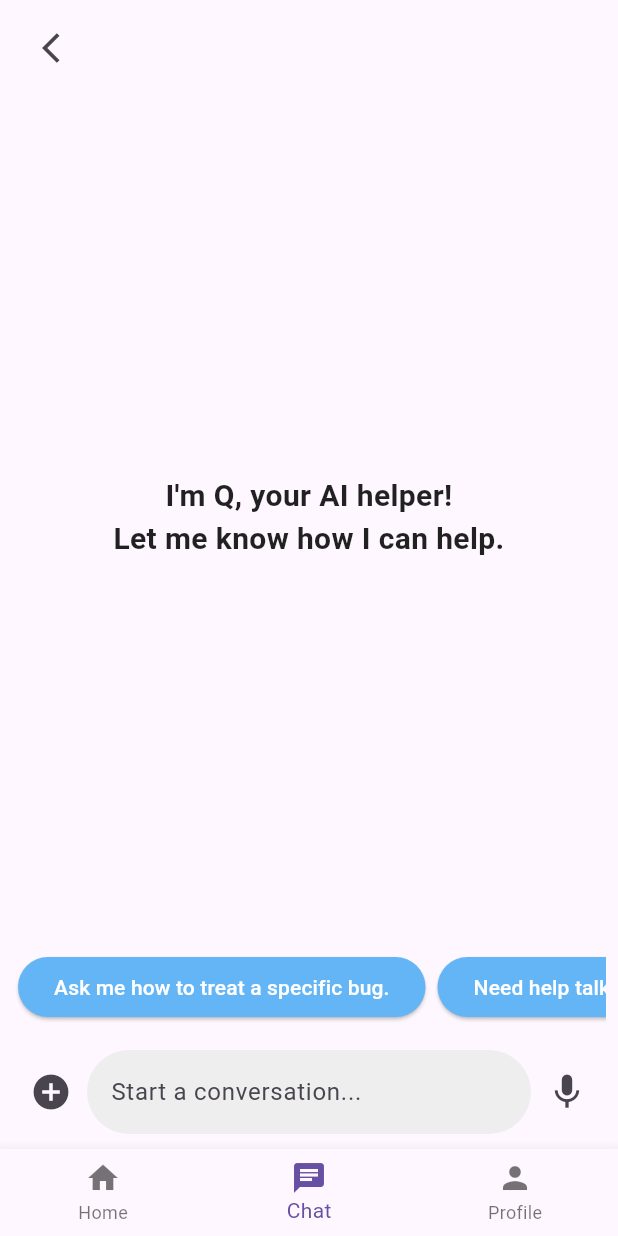
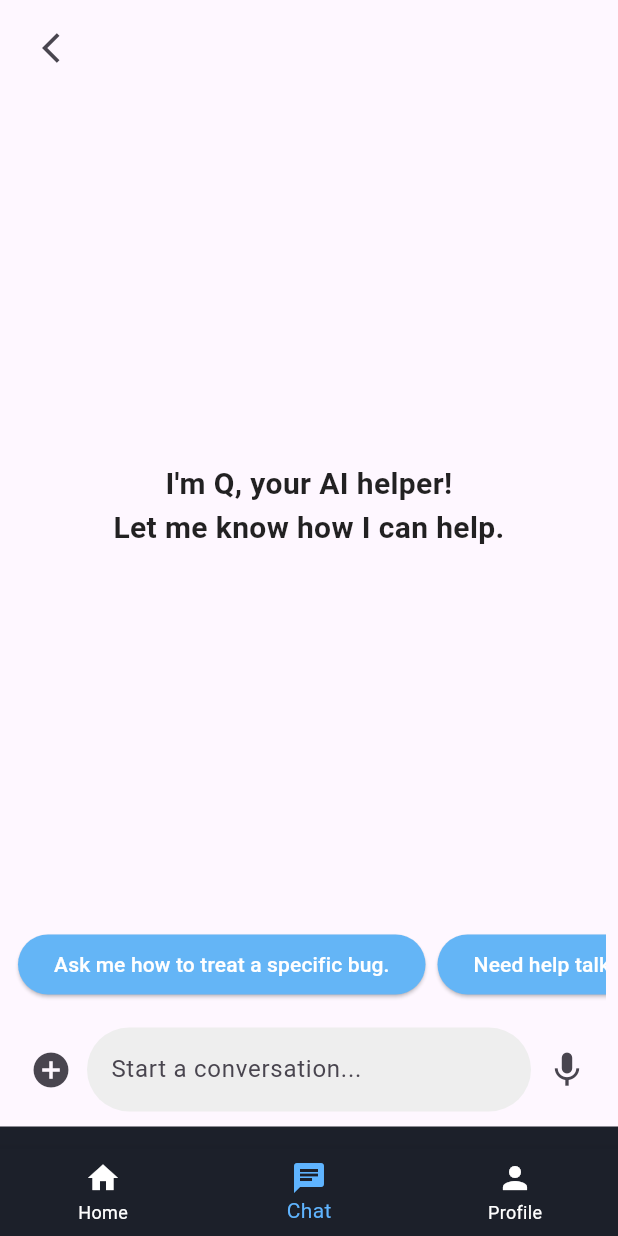
Before and after one commit to Darxxn/sandbox, a Flutter app: the ChatScreen screen opened directly, on a phone screen of 412 x 824 dp. Run offline on Flutter 3.47's test engine with Material 3 defaults, Android fonts, the phone set to English and light mode, and no system bars.

Commit message:
navbar and text box fixes

```diff
--- a/opsync/lib/screens/chat_screen.dart
+++ b/opsync/lib/screens/chat_screen.dart
@@ -88,14 +88,25 @@ class ChatScreen extends StatelessWidget {
     );
   }
 
+
+
   Widget _buildBottomNavBar() {
-    return BottomNavigationBar(
+  return Container(
+    color: Color(0xFF1C202A), // Match navbar background
+    padding: const EdgeInsets.only(top: 15.0), // Increase navbar height
+    child: BottomNavigationBar(
       currentIndex: 1, // Chat is selected
+      backgroundColor: Color(0xFF1C202A), // Dark navbar background
+      selectedItemColor: Color(0xFF5FB4FF), // Highlight color when selected
+      unselectedItemColor: Colors.white, // Default color for unselected items
       items: [
         BottomNavigationBarItem(icon: Icon(Icons.home), label: "Home"),
         BottomNavigationBarItem(icon: Icon(Icons.chat), label: "Chat"),
         BottomNavigationBarItem(icon: Icon(Icons.person), label: "Profile"),
       ],
-    );
-  }
+    ),
+  );
 }
+
+
+}
```
